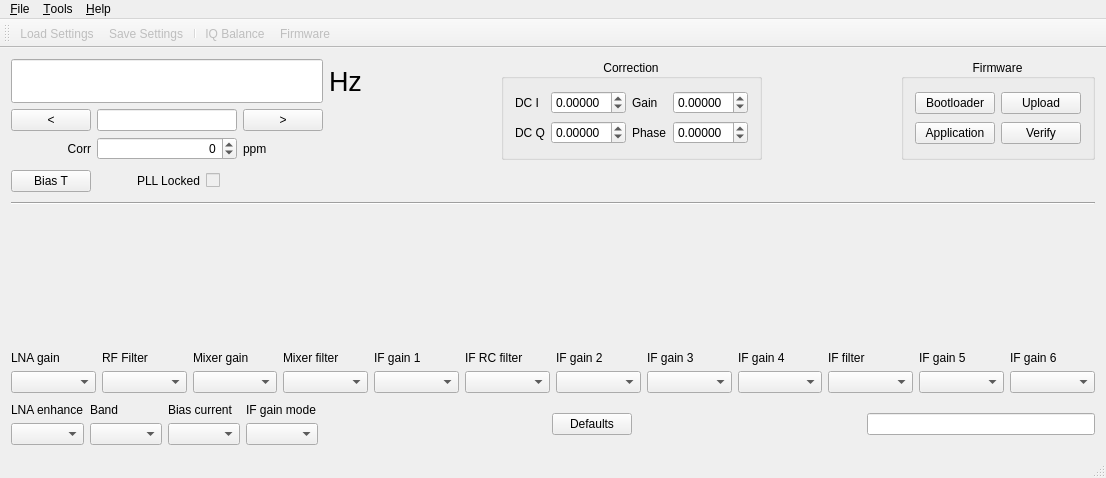
The window that mainwindow.ui (csete/qthid) describes before a commit, drawn with Qt 5.
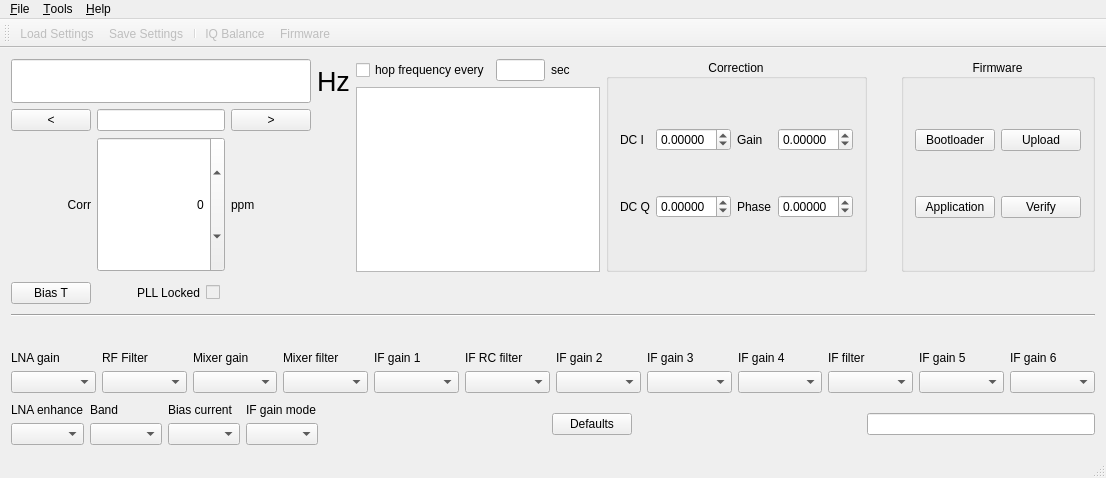
The same window after the commit. Icons and pictures are not drawn.

```diff
--- a/mainwindow.ui
+++ b/mainwindow.ui
@@ -177,17 +177,48 @@
        </layout>
       </item>
       <item>
-       <spacer name="horizontalSpacer_5">
-        <property name="orientation">
-         <enum>Qt::Horizontal</enum>
+       <layout class="QVBoxLayout" name="verticalLayout_7">
+        <property name="rightMargin">
+         <number>0</number>
         </property>
-        <property name="sizeHint" stdset="0">
-         <size>
-          <width>40</width>
-          <height>20</height>
-         </size>
-        </property>
-       </spacer>
+        <item>
+         <layout class="QHBoxLayout" name="horizontalLayout_7">
+          <property name="bottomMargin">
+           <number>0</number>
+          </property>
+          <item>
+           <widget class="QCheckBox" name="hopCheck">
+            <property name="text">
+             <string>hop frequency every</string>
+            </property>
+           </widget>
+          </item>
+          <item>
+           <widget class="QLineEdit" name="hopSec">
+            <property name="sizePolicy">
+             <sizepolicy hsizetype="Ignored" vsizetype="Fixed">
+              <horstretch>0</horstretch>
+              <verstretch>0</verstretch>
+             </sizepolicy>
+            </property>
+            <property name="maxLength">
+             <number>4</number>
+            </property>
+           </widget>
+          </item>
+          <item>
+           <widget class="QLabel" name="label_sec">
+            <property name="text">
+             <string>sec</string>
+            </property>
+           </widget>
+          </item>
+         </layout>
+        </item>
+        <item>
+         <widget class="QPlainTextEdit" name="hopFreqList"/>
+        </item>
+       </layout>
       </item>
       <item>
        <widget class="QGroupBox" name="groupBoxFreqCorr">
```
Left out of the diff: 2 changed lines with no effect on the pictures.
